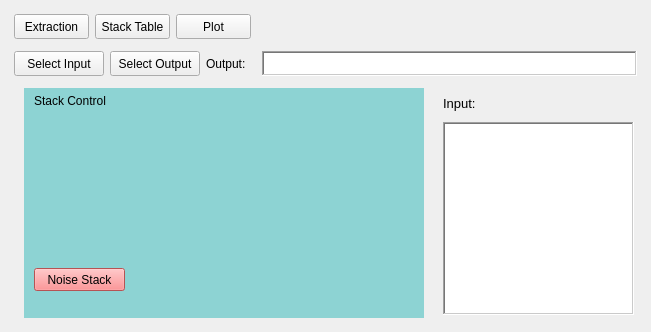
First picture: the form in ui/noise_tool_tab.ui, repository howlandhuang/Modular-Tool-gf, before the edit.
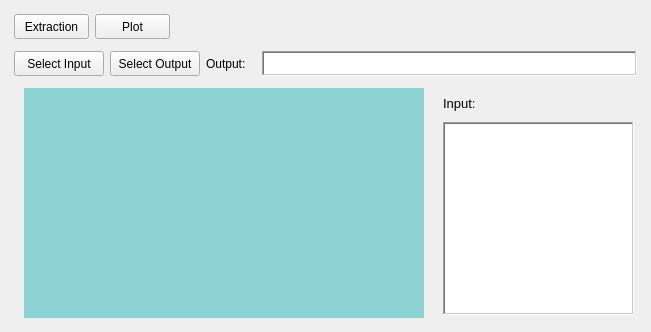
Second picture: the form after the edit. The open tabs and pages were chosen to show the change.

Commit message:
Remove stack table functionality
- Removed stack table related components.
- Modified noise_plot.py to reposition watermark annotation for improved visibility.

The edit to the form file:
```diff
--- a/ui/noise_tool_tab.ui
+++ b/ui/noise_tool_tab.ui
@@ -41,19 +41,6 @@
        </property>
       </widget>
      </item>
-     <item>
-      <widget class="QPushButton" name="stack_table_tab_btn">
-       <property name="maximumSize">
-        <size>
-         <width>75</width>
-         <height>25</height>
-        </size>
-       </property>
-       <property name="text">
-        <string>Stack Table</string>
-       </property>
-      </widget>
-     </item>
      <item>
       <widget class="QPushButton" name="plot_tab_btn">
        <property name="maximumSize">
@@ -313,37 +300,6 @@
            </layout>
           </widget>
          </widget>
-         <widget class="QWidget" name="stack_page">
-          <widget class="QLabel" name="page2">
-           <property name="geometry">
-            <rect>
-             <x>10</x>
-             <y>5</y>
-             <width>91</width>
-             <height>16</height>
-            </rect>
-           </property>
-           <property name="text">
-            <string>Stack Control</string>
-           </property>
-          </widget>
-          <widget class="QPushButton" name="noise_stack_btn">
-           <property name="geometry">
-            <rect>
-             <x>10</x>
-             <y>180</y>
-             <width>91</width>
-             <height>23</height>
-            </rect>
-           </property>
-           <property name="styleSheet">
-            <string notr="true">background-color: rgb(255, 116, 118);</string>
-           </property>
-           <property name="text">
-            <string>Noise Stack</string>
-           </property>
-          </widget>
-         </widget>
          <widget class="QWidget" name="plot_page">
           <widget class="QWidget" name="verticalLayoutWidget_3">
            <property name="geometry">
```
The commit also changes 4 other files.
